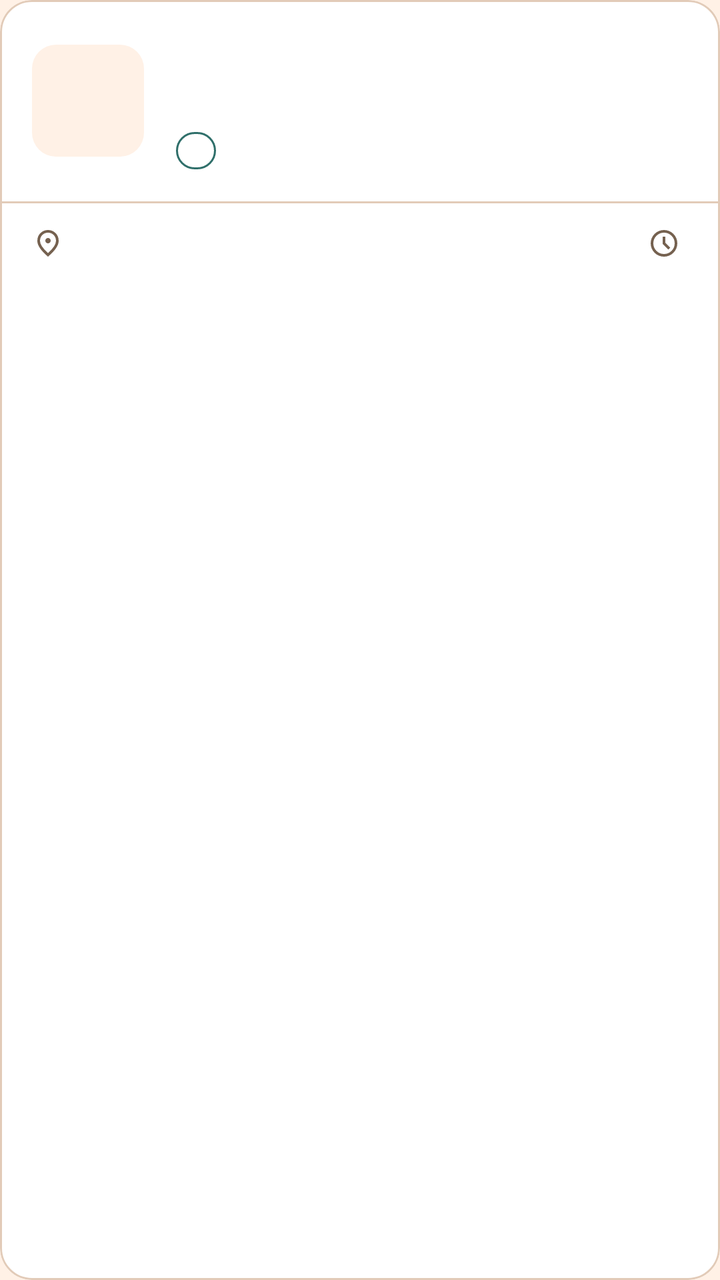
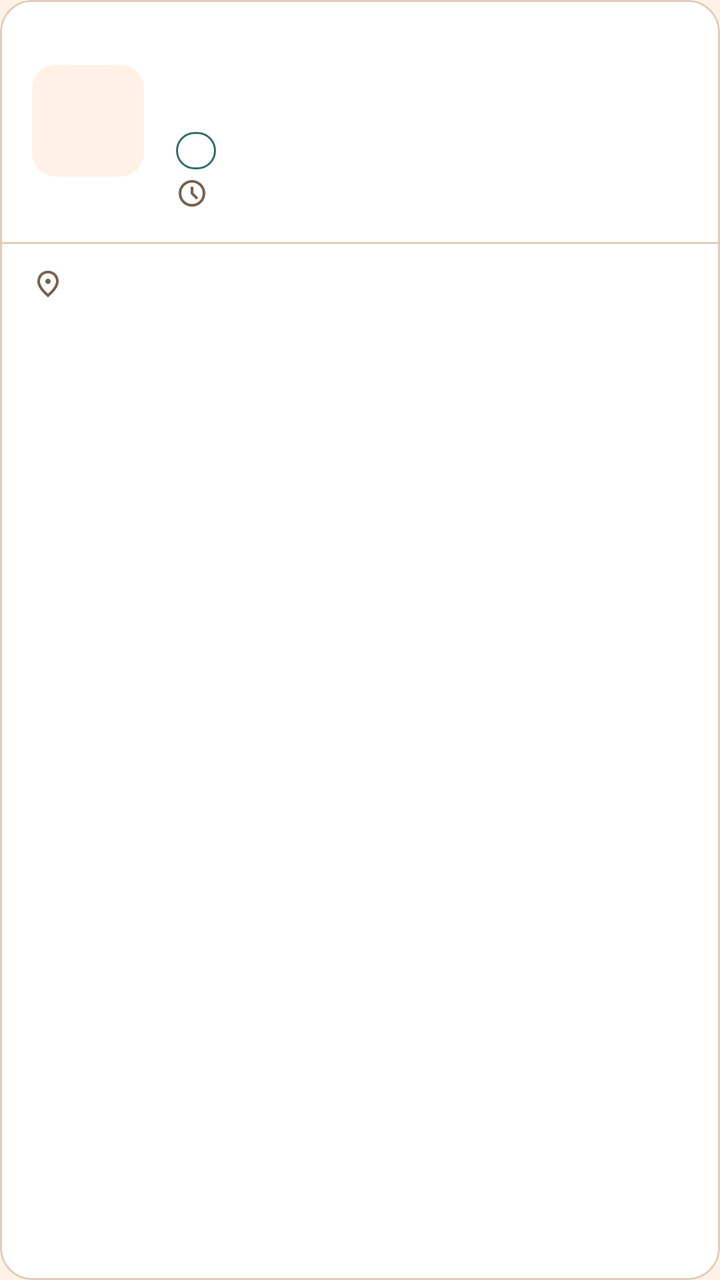

The first picture is an Android layout as it rendered before a commit; the second is the same layout after the commit. The layout source and the unified diff follow.
<!-- AndroidManifest.xml: application theme Theme.EventAdmin -->
<!-- res/layout/item_event.xml -->
<?xml version="1.0" encoding="utf-8"?>
<com.google.android.material.card.MaterialCardView
    android:layout_width="match_parent"
    android:layout_height="wrap_content"
    android:layout_marginBottom="@dimen/card_gap"
    app:cardCornerRadius="@dimen/corner_card"
    app:cardBackgroundColor="@color/surface"
    app:strokeColor="@color/outline"
    app:strokeWidth="1dp"
    app:cardElevation="0dp"
    android:clickable="true"
    android:focusable="true"
    xmlns:android="http://schemas.android.com/apk/res/android"
    xmlns:app="http://schemas.android.com/apk/res-auto">
    <LinearLayout
        android:layout_width="match_parent"
        android:layout_height="wrap_content"
        android:orientation="vertical">
        <LinearLayout
            android:layout_width="match_parent"
            android:layout_height="wrap_content"
            android:baselineAligned="false"
            android:orientation="horizontal"
            android:padding="@dimen/space_medium"
            android:gravity="center_vertical">
            <LinearLayout
                android:layout_width="@dimen/date_block_size"
                android:layout_height="@dimen/date_block_size"
                android:orientation="vertical"
                android:gravity="center"
                android:background="@drawable/bg_date_block">
                <TextView
                    android:id="@+id/txtDay"
                    android:layout_width="wrap_content"
                    android:layout_height="wrap_content"
                    android:textAppearance="?attr/textAppearanceTitleLarge"
                    android:textStyle="bold"
                    android:textColor="@color/text_primary" />
                <TextView
                    android:id="@+id/txtMonth"
                    android:layout_width="wrap_content"
                    android:layout_height="wrap_content"
                    android:textAppearance="?attr/textAppearanceLabelSmall"
                    android:textColor="@color/accent"
                    android:textAllCaps="true" />
            </LinearLayout>
            <LinearLayout
                android:layout_width="0dp"
                android:layout_height="wrap_content"
                android:layout_weight="1"
                android:orientation="vertical"
                android:layout_marginStart="@dimen/space_medium">
                <TextView
                    android:id="@+id/txtEventName"
                    android:layout_width="match_parent"
                    android:layout_height="wrap_content"
                    android:textAppearance="?attr/textAppearanceTitleMedium"
                    android:textColor="@color/text_primary"
                    android:maxLines="1"
                    android:ellipsize="end" />
                <TextView
                    android:id="@+id/txtEventMeta"
                    android:layout_width="match_parent"
                    android:layout_height="wrap_content"
                    android:textAppearance="?attr/textAppearanceBodySmall"
                    android:textColor="@color/text_secondary"
                    android:layout_marginTop="@dimen/space_extra_small"
                    android:maxLines="1"
                    android:ellipsize="end" />

                <LinearLayout
                    android:layout_width="wrap_content"
                    android:layout_height="wrap_content"
                    android:orientation="horizontal"
                    android:layout_marginTop="@dimen/space_small">
                    <TextView
                        android:id="@+id/txtEventType"
                        android:layout_width="wrap_content"
                        android:layout_height="wrap_content"
                        android:paddingHorizontal="@dimen/pill_padding_horizontal"
                        android:paddingVertical="@dimen/pill_padding_vertical"
                        android:textAppearance="?attr/textAppearanceLabelSmall"
                        android:textColor="@color/accent"
                        android:background="@drawable/bg_type_pill"/>
                    <TextView
                        android:id="@+id/txtEventStatus"
                        android:layout_width="wrap_content"
                        android:layout_height="wrap_content"
                        android:layout_marginStart="@dimen/space_small"
                        android:paddingHorizontal="@dimen/pill_padding_horizontal"
                        android:paddingVertical="@dimen/pill_padding_vertical"
                        android:textAppearance="?attr/textAppearanceLabelSmall" />
                </LinearLayout>
            </LinearLayout>
        </LinearLayout>
        <View
            android:layout_width="match_parent"
            android:layout_height="1dp"
            android:background="@color/outline" />
        <LinearLayout
            android:layout_width="match_parent"
            android:layout_height="wrap_content"
            android:orientation="horizontal"
            android:gravity="center_vertical"
            android:paddingHorizontal="@dimen/space_medium"
            android:paddingVertical="@dimen/footer_padding_vertical">
            <TextView
                android:id="@+id/txtEventLocation"
                android:layout_weight="1"
                android:layout_width="0dp"
                android:layout_height="wrap_content"
                android:drawablePadding="@dimen/space_small"
                android:gravity="center_vertical"
                android:textAppearance="?attr/textAppearanceBodySmall"
                android:textColor="@color/text_secondary"
                android:maxLines="1"
                android:ellipsize="end"
                app:drawableStartCompat="@drawable/ic_location_small"
                app:drawableTint="@color/text_secondary" />
            <TextView
                android:id="@+id/txtSessionCount"
                android:layout_width="wrap_content"
                android:layout_height="wrap_content"
                android:layout_marginStart="@dimen/space_medium"
                android:drawablePadding="@dimen/space_extra_small"
                android:gravity="center_vertical"
                android:textAppearance="?attr/textAppearanceBodySmall"
                android:textColor="@color/text_secondary"
                app:drawableStartCompat="@drawable/ic_schedule_small"
                app:drawableTint="@color/text_secondary" />
        </LinearLayout>
    </LinearLayout>
</com.google.android.material.card.MaterialCardView>
<!-- resources referenced by this layout -->
<resources>
  <color name="accent">#2F6F6A</color>
  <color name="outline">#E2CBB8</color>
  <color name="surface">#FFFFFF</color>
  <color name="text_primary">#2B211B</color>
  <color name="text_secondary">#75614F</color>
  <dimen name="card_gap">12dp</dimen>
  <dimen name="corner_card">16dp</dimen>
  <dimen name="date_block_size">56dp</dimen>
  <dimen name="footer_padding_vertical">12dp</dimen>
  <dimen name="pill_padding_horizontal">10dp</dimen>
  <dimen name="pill_padding_vertical">2dp</dimen>
  <dimen name="space_extra_small">4dp</dimen>
  <dimen name="space_medium">16dp</dimen>
  <dimen name="space_small">8dp</dimen>
  <!-- drawable bg_date_block (drawable) -->
  <?xml version="1.0" encoding="utf-8"?>
  <shape xmlns:android="http://schemas.android.com/apk/res/android"
      android:shape="rectangle">
      <corners android:radius="12dp" />
      <solid android:color="@color/background" />
  </shape>
  <!-- drawable bg_type_pill (drawable) -->
  <?xml version="1.0" encoding="utf-8"?>
  <shape xmlns:android="http://schemas.android.com/apk/res/android"
      android:shape="rectangle">
      <corners android:radius="100dp" />
      <stroke android:width="1dp" android:color="@color/accent" />
  </shape>
  <!-- drawable ic_location_small (drawable) -->
  <vector xmlns:android="http://schemas.android.com/apk/res/android" android:height="16dp" android:tint="#000000" android:viewportHeight="960" android:viewportWidth="960" android:width="16dp">
        
      <path android:fillColor="@android:color/white" android:pathData="M536.5,456.5Q560,433 560,400Q560,367 536.5,343.5Q513,320 480,320Q447,320 423.5,343.5Q400,367 400,400Q400,433 423.5,456.5Q447,480 480,480Q513,480 536.5,456.5ZM480,774Q602,662 661,570.5Q720,479 720,408Q720,299 650.5,229.5Q581,160 480,160Q379,160 309.5,229.5Q240,299 240,408Q240,479 299,570.5Q358,662 480,774ZM480,880Q319,743 239.5,625.5Q160,508 160,408Q160,258 256.5,169Q353,80 480,80Q607,80 703.5,169Q800,258 800,408Q800,508 720.5,625.5Q641,743 480,880ZM480,400Q480,400 480,400Q480,400 480,400Q480,400 480,400Q480,400 480,400Q480,400 480,400Q480,400 480,400Q480,400 480,400Q480,400 480,400Z"/>
      
  </vector>
  <style name="Theme.EventAdmin" parent="Base.Theme.EventAdmin" />
  <color name="background">#FFF1E6</color>
  <style name="Base.Theme.EventAdmin" parent="Theme.Material3.Light.NoActionBar">
          
          
          <item name="colorPrimary">@color/accent</item>
          <item name="android:colorBackground">@color/background</item>
          <item name="colorOnPrimary">@color/on_accent</item>
          <item name="colorSurface">@color/surface</item>
          <item name="colorOnBackground">@color/text_primary</item>
          <item name="colorOnSurface">@color/text_primary</item>
          <item name="colorOnSurfaceVariant">@color/text_secondary</item>
          <item name="colorSecondaryContainer">@color/accent_container</item>
          <item name="colorOnSecondaryContainer">@color/on_accent_container</item>
      </style>
  <color name="on_accent">#FFFFFF</color>
  <color name="accent_container">#D6E8E5</color>
  <color name="on_accent_container">#1F4E4A</color>
  <!-- unchanged entries left out for length: 1 -->
</resources>

<!-- the commit's change to res/layout/item_event.xml (unified diff, before → after) -->
@@ -91,43 +91,35 @@
                         android:paddingVertical="@dimen/pill_padding_vertical"
                         android:textAppearance="?attr/textAppearanceLabelSmall" />
                 </LinearLayout>
+                <TextView
+                    android:id="@+id/txtSessionCount"
+                    android:layout_width="match_parent"
+                    android:layout_height="wrap_content"
+                    android:drawablePadding="@dimen/space_extra_small"
+                    android:textAppearance="?attr/textAppearanceBodySmall"
+                    android:textColor="@color/text_secondary"
+                    android:layout_marginTop="@dimen/space_extra_small"
+                    app:drawableStartCompat="@drawable/ic_schedule_small"
+                    app:drawableTint="@color/text_secondary" />
             </LinearLayout>
         </LinearLayout>
         <View
             android:layout_width="match_parent"
             android:layout_height="1dp"
             android:background="@color/outline" />
-        <LinearLayout
+        <TextView
+            android:id="@+id/txtEventLocation"
             android:layout_width="match_parent"
             android:layout_height="wrap_content"
-            android:orientation="horizontal"
+            android:drawablePadding="@dimen/space_small"
             android:gravity="center_vertical"
+            android:textAppearance="?attr/textAppearanceBodySmall"
+            android:textColor="@color/text_secondary"
+            android:maxLines="1"
+            android:ellipsize="end"
             android:paddingHorizontal="@dimen/space_medium"
-            android:paddingVertical="@dimen/footer_padding_vertical">
-            <TextView
-                android:id="@+id/txtEventLocation"
-                android:layout_weight="1"
-                android:layout_width="0dp"
-                android:layout_height="wrap_content"
-                android:drawablePadding="@dimen/space_small"
-                android:gravity="center_vertical"
-                android:textAppearance="?attr/textAppearanceBodySmall"
-                android:textColor="@color/text_secondary"
-                android:maxLines="1"
-                android:ellipsize="end"
-                app:drawableStartCompat="@drawable/ic_location_small"
-                app:drawableTint="@color/text_secondary" />
-            <TextView
-                android:id="@+id/txtSessionCount"
-                android:layout_width="wrap_content"
-                android:layout_height="wrap_content"
-                android:layout_marginStart="@dimen/space_medium"
-                android:drawablePadding="@dimen/space_extra_small"
-                android:gravity="center_vertical"
-                android:textAppearance="?attr/textAppearanceBodySmall"
-                android:textColor="@color/text_secondary"
-                app:drawableStartCompat="@drawable/ic_schedule_small"
-                app:drawableTint="@color/text_secondary" />
-        </LinearLayout>
+            android:paddingVertical="@dimen/footer_padding_vertical"
+            app:drawableStartCompat="@drawable/ic_location_small"
+            app:drawableTint="@color/text_secondary" />
     </LinearLayout>
 </com.google.android.material.card.MaterialCardView>
